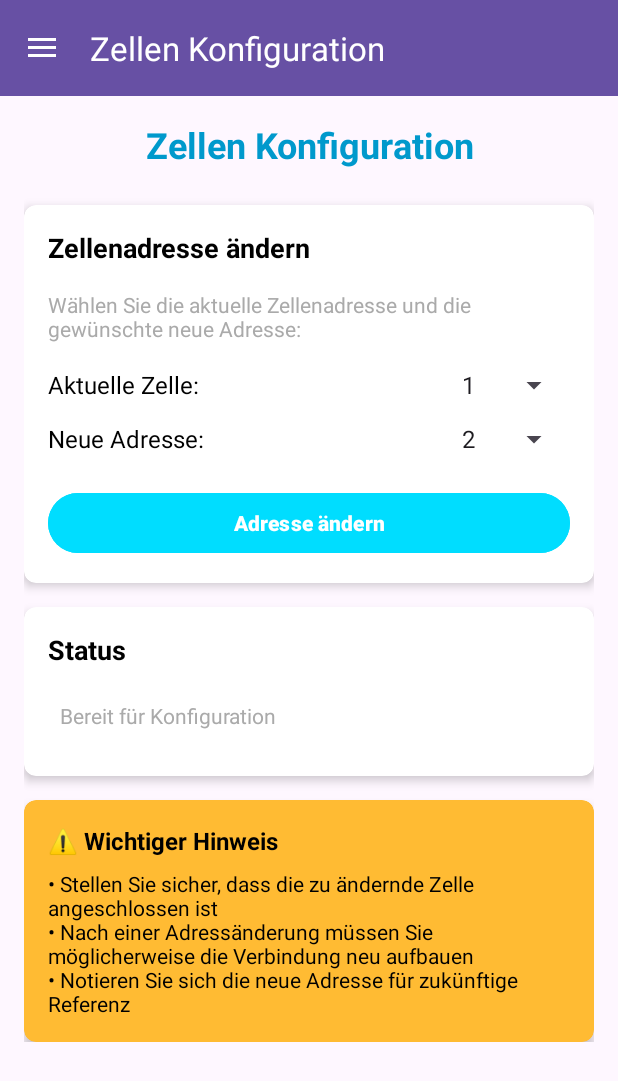
After one commit to stnde91/ServiceTool_V1, an Android app: the CellConfigurationFragment screen opened through its navigation route, on a phone screen of 412 x 824 dp. The commit adds this screen. Shown: the top 1081 px of the screen. Run offline under Robolectric (Android 15) with nearby library versions, the light colour scheme and no system bars; our stand-ins replace navigation-ui.

Commit message:
Aufräum Aktion und Umstrukturierung Zellen-ID über den Counts richtig eingepflegt. unbenutze Variablen entfernt. Zellen neu adressierung Alpha Version!

```diff
--- /dev/null
+++ b/app/src/main/res/layout/fragment_cell_configuration.xml
@@ -0,0 +1,208 @@
+<?xml version="1.0" encoding="utf-8"?>
+<ScrollView xmlns:android="http://schemas.android.com/apk/res/android"
+    xmlns:app="http://schemas.android.com/apk/res-auto"
+    android:layout_width="match_parent"
+    android:layout_height="match_parent"
+    android:padding="16dp">
+
+    <LinearLayout
+        android:layout_width="match_parent"
+        android:layout_height="wrap_content"
+        android:orientation="vertical">
+
+        <!-- Titel -->
+        <TextView
+            android:layout_width="match_parent"
+            android:layout_height="wrap_content"
+            android:text="Zellen Konfiguration"
+            android:textSize="24sp"
+            android:textStyle="bold"
+            android:gravity="center"
+            android:layout_marginBottom="24dp"
+            android:textColor="@android:color/holo_blue_dark" />
+
+        <!-- Adressänderung Sektion -->
+        <androidx.cardview.widget.CardView
+            android:layout_width="match_parent"
+            android:layout_height="wrap_content"
+            android:layout_marginBottom="16dp"
+            app:cardCornerRadius="8dp"
+            app:cardElevation="4dp">
+
+            <LinearLayout
+                android:layout_width="match_parent"
+                android:layout_height="wrap_content"
+                android:orientation="vertical"
+                android:padding="16dp">
+
+                <TextView
+                    android:layout_width="match_parent"
+                    android:layout_height="wrap_content"
+                    android:text="Zellenadresse ändern"
+                    android:textSize="18sp"
+                    android:textStyle="bold"
+                    android:layout_marginBottom="16dp"
+                    android:textColor="@android:color/black" />
+
+                <TextView
+                    android:layout_width="match_parent"
+                    android:layout_height="wrap_content"
+                    android:text="Wählen Sie die aktuelle Zellenadresse und die gewünschte neue Adresse:"
+                    android:textSize="14sp"
+                    android:layout_marginBottom="16dp"
+                    android:textColor="@android:color/darker_gray" />
+
+                <!-- Aktuelle Zelle -->
+                <LinearLayout
+                    android:layout_width="match_parent"
+                    android:layout_height="wrap_content"
+                    android:orientation="horizontal"
+                    android:layout_marginBottom="12dp"
+                    android:gravity="center_vertical">
+
+                    <TextView
+                        android:layout_width="0dp"
+                        android:layout_height="wrap_content"
+                        android:layout_weight="1"
+                        android:text="Aktuelle Zelle:"
+                        android:textSize="16sp"
+                        android:textColor="@android:color/black" />
+
+                    <Spinner
+                        android:id="@+id/spinner_current_cell"
+                        android:layout_width="80dp"
+                        android:layout_height="wrap_content"
+                        android:layout_marginStart="8dp" />
+
+                </LinearLayout>
+
+                <!-- Neue Zelle -->
+                <LinearLayout
+                    android:layout_width="match_parent"
+                    android:layout_height="wrap_content"
+                    android:orientation="horizontal"
+                    android:layout_marginBottom="20dp"
+                    android:gravity="center_vertical">
+
+                    <TextView
+                        android:layout_width="0dp"
+                        android:layout_height="wrap_content"
+                        android:layout_weight="1"
+                        android:text="Neue Adresse:"
+                        android:textSize="16sp"
+                        android:textColor="@android:color/black" />
+
+                    <Spinner
+                        android:id="@+id/spinner_new_cell"
+                        android:layout_width="80dp"
+                        android:layout_height="wrap_content"
+                        android:layout_marginStart="8dp" />
+
+                </LinearLayout>
+
+                <!-- Button und Progress -->
+                <LinearLayout
+                    android:layout_width="match_parent"
+                    android:layout_height="wrap_content"
+                    android:orientation="horizontal"
+                    android:gravity="center_vertical">
+
+                    <Button
+                        android:id="@+id/button_change_address"
+                        android:layout_width="0dp"
+                        android:layout_height="wrap_content"
+                        android:layout_weight="1"
+                        android:text="Adresse ändern"
+                        android:backgroundTint="@android:color/holo_blue_bright"
+                        android:textColor="@android:color/white"
+                        android:textStyle="bold" />
+
+                    <ProgressBar
+                        android:id="@+id/progress_bar"
+                        android:layout_width="24dp"
+                        android:layout_height="24dp"
+                        android:layout_marginStart="12dp"
+                        android:visibility="gone" />
+
+                </LinearLayout>
+
+            </LinearLayout>
+
+        </androidx.cardview.widget.CardView>
+
+        <!-- Status Anzeige -->
+        <androidx.cardview.widget.CardView
+            android:layout_width="match_parent"
+            android:layout_height="wrap_content"
+            android:layout_marginBottom="16dp"
+            app:cardCornerRadius="8dp"
+            app:cardElevation="4dp">
+
+            <LinearLayout
+                android:layout_width="match_parent"
+                android:layout_height="wrap_content"
+                android:orientation="vertical"
+                android:padding="16dp">
+
+                <TextView
+                    android:layout_width="match_parent"
+                    android:layout_height="wrap_content"
+                    android:text="Status"
+                    android:textSize="18sp"
+                    android:textStyle="bold"
+                    android:layout_marginBottom="8dp"
+                    android:textColor="@android:color/black" />
+
+                <TextView
+                    android:id="@+id/text_status"
+                    android:layout_width="match_parent"
+                    android:layout_height="wrap_content"
+                    android:text="Bereit für Konfiguration"
+                    android:textSize="14sp"
+                    android:minHeight="48dp"
+                    android:gravity="center_vertical"
+                    android:background="@android:color/transparent"
+                    android:padding="8dp"
+                    android:textColor="@android:color/darker_gray" />
+
+            </LinearLayout>
+
+        </androidx.cardview.widget.CardView>
+
+        <!-- Warnung -->
+        <androidx.cardview.widget.CardView
+            android:layout_width="match_parent"
+            android:layout_height="wrap_content"
+            app:cardCornerRadius="8dp"
+            app:cardElevation="4dp"
+            app:cardBackgroundColor="@android:color/holo_orange_light">
+
+            <LinearLayout
+                android:layout_width="match_parent"
+                android:layout_height="wrap_content"
+                android:orientation="vertical"
+                android:padding="16dp">
+
+                <TextView
+                    android:layout_width="match_parent"
+                    android:layout_height="wrap_content"
+                    android:text="⚠️ Wichtiger Hinweis"
+                    android:textSize="16sp"
+                    android:textStyle="bold"
+                    android:layout_marginBottom="8dp"
+                    android:textColor="@android:color/black" />
+
+                <TextView
+                    android:layout_width="match_parent"
+                    android:layout_height="wrap_content"
+                    android:text="• Stellen Sie sicher, dass die zu ändernde Zelle angeschlossen ist\n• Nach einer Adressänderung müssen Sie möglicherweise die Verbindung neu aufbauen\n• Notieren Sie sich die neue Adresse für zukünftige Referenz"
+                    android:textSize="14sp"
+                    android:textColor="@android:color/black" />
+
+            </LinearLayout>
+
+        </androidx.cardview.widget.CardView>
+
+    </LinearLayout>
+
+</ScrollView>
--- a/app/src/main/res/menu/activity_main_drawer.xml
+++ b/app/src/main/res/menu/activity_main_drawer.xml
@@ -4,6 +4,7 @@
     tools:showIn="navigation_view">
 
     <group android:checkableBehavior="single">
+        <!-- IDs exakt wie in nav_graph.xml -->
         <item
             android:id="@+id/nav_dashboard"
             android:icon="@drawable/ic_info_24"
@@ -13,6 +14,11 @@
             android:id="@+id/nav_multicell_overview"
             android:icon="@drawable/ic_weight_24"
             android:title="Multi-Cell Übersicht" />
+
+        <item
+            android:id="@+id/cellConfigurationFragment"
+            android:icon="@android:drawable/ic_menu_manage"
+            android:title="Zellen Konfiguration" />
     </group>
 
     <group android:id="@+id/group_settings">
--- a/app/src/main/res/navigation/nav_graph.xml
+++ b/app/src/main/res/navigation/nav_graph.xml
@@ -50,4 +50,10 @@
             app:destination="@id/nav_multicell_overview" />
     </fragment>
 
+    <fragment
+        android:id="@+id/cellConfigurationFragment"
+        android:name="com.example.servicetool.CellConfigurationFragment"
+        android:label="Zellen Konfiguration"
+        tools:layout="@layout/fragment_cell_configuration" />
+
 </navigation>
```
Also changed, not shown: app/src/main/java/com/example/servicetool/CellConfigurationFragment.kt (added, +349 -0 lines), app/src/main/java/com/example/servicetool/MainActivity.kt (+20 -2 lines).
